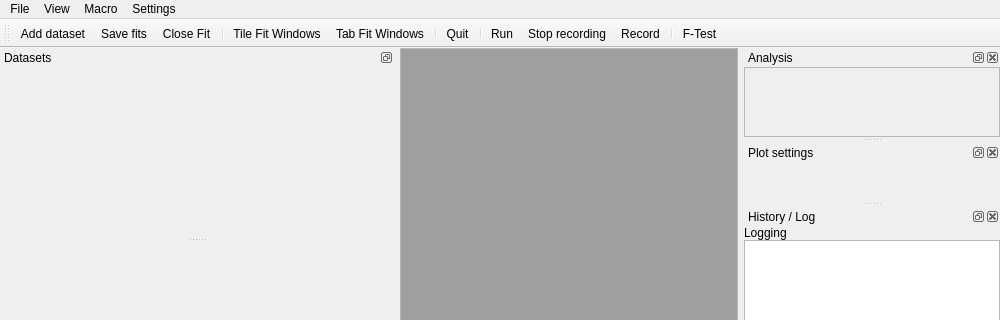
Above: chisurf/gui/gui.ui from Fluorescence-Tools/chisurf before the change; both pictures show x 0 to 1000 and y 0 to 320 of the 1000 by 700 pixel window. Below: the same form after it.
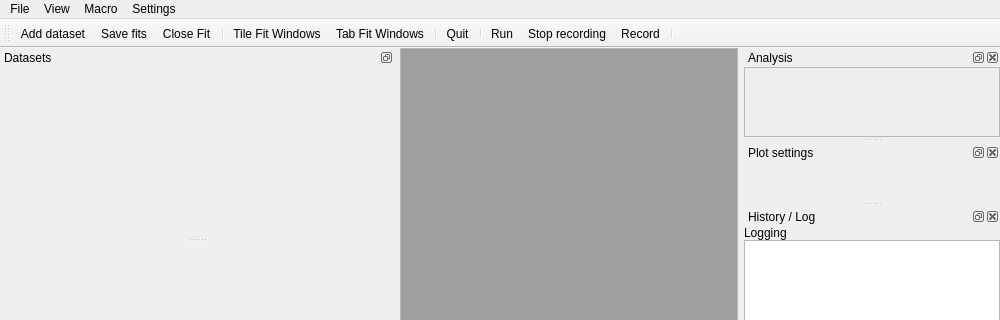
That is the form after the change. Icons and pictures are not drawn.

Commit message: Migrate F-Test tool to `plugins/misc` directory: update paths, refactor imports, adjust resources, and streamline plugin initialization logic.

```diff
--- a/chisurf/gui/gui.ui
+++ b/chisurf/gui/gui.ui
@@ -880,7 +880,6 @@
    <addaction name="actionStop"/>
    <addaction name="actionRecord"/>
    <addaction name="separator"/>
-   <addaction name="actionF_Test"/>
   </widget>
   <action name="actionExit">
    <property name="icon">
@@ -1405,15 +1404,6 @@
     <string>Update</string>
    </property>
   </action>
-  <action name="actionF_Test">
-   <property name="icon">
-    <iconset resource="resources/resource.qrc">
-     <normaloff>:/icons/icons/1462894045_chart02_64.png</normaloff>:/icons/icons/1462894045_chart02_64.png</iconset>
-   </property>
-   <property name="text">
-    <string>F-Test</string>
-   </property>
-  </action>
   <action name="actionSettings">
    <property name="text">
     <string>Edit</string>
```
The commit also changes 5 other files.
